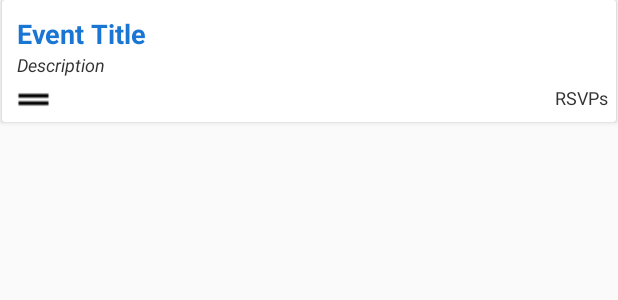
After one commit to maxamillion32/android_meetUpList, an Android app: the layout event_list_item_drag.xml on its own in the app's theme, with its tools: preview values and no code run, on a phone screen of 412 x 824 dp. The commit adds this screen. Shown: the top 300 px of the screen. Run offline under Robolectric (Android 15) with nearby library versions, the phone set to English and light mode, and no system bars.

Commit message:
Update RecyclerView with drag and drop interface

```diff
--- a/app/src/main/java/com/epicodus/meetuplist/ui/SavedEventListActivity.java
+++ b/app/src/main/java/com/epicodus/meetuplist/ui/SavedEventListActivity.java
@@ -44,7 +44,7 @@ public class SavedEventListActivity extends AppCompatActivity {
 
     private void setUpFirebaseAdapter() {
         mFirebaseAdapter = new FirebaseRecyclerAdapter<Meetup, FirebaseEventViewHolder>
-                (Meetup.class, R.layout.event_list_item, FirebaseEventViewHolder.class,
+                (Meetup.class, R.layout.event_list_item_drag, FirebaseEventViewHolder.class,
                         mEventReference) {
 
             @Override
--- /dev/null
+++ b/app/src/main/java/com/epicodus/meetuplist/util/ItemTouchHelperAdapter.java
@@ -0,0 +1,9 @@
+package com.epicodus.meetuplist.util;
+
+/**
+ * Created by Guest on 7/18/16.
+ */
+public interface ItemTouchHelperAdapter {
+    boolean onItemMove(int fromPosition, int toPosition);
+    void onItemDismiss(int position);
+}
--- /dev/null
+++ b/app/src/main/java/com/epicodus/meetuplist/util/OnStartDragListener.java
@@ -0,0 +1,10 @@
+package com.epicodus.meetuplist.util;
+
+import android.support.v7.widget.RecyclerView;
+
+/**
+ * Created by Guest on 7/18/16.
+ */
+public interface OnStartDragListener {
+    void onStartDrag(RecyclerView.ViewHolder viewHolder);
+}
--- /dev/null
+++ b/app/src/main/java/com/epicodus/meetuplist/util/SimpleItemTouchHelperCallback.java
@@ -0,0 +1,68 @@
+package com.epicodus.meetuplist.util;
+
+import android.support.v7.widget.RecyclerView;
+import android.support.v7.widget.helper.ItemTouchHelper;
+
+/**
+ * Created by Guest on 7/18/16.
+ */
+public class SimpleItemTouchHelperCallback extends ItemTouchHelper.Callback {
+    private final ItemTouchHelperAdapter mAdapter;
+
+    //  This constructor takes an ItemTouchHelperAdapter parameter. When implemented in
+    //  FirebaseRestaurantListAdapter, the ItemTouchHelperAdapter instance will pass the gesture event back to the
+    //  Firebase adapter where we will define what occurs when an item is moved or dismissed.
+
+    public SimpleItemTouchHelperCallback(ItemTouchHelperAdapter adapter) {
+        mAdapter = adapter;
+    }
+
+    //  The method below informs the ItemTouchHelperAdapter that drag gestures are enabled.
+    //  We could also disable drag gestures by returning 'false'.
+
+    @Override
+    public boolean isLongPressDragEnabled() {
+        return true;
+    }
+
+    //  The method below informs the ItemTouchHelperAdapter that swipe gestures are enabled.
+    //  We could also disable them by returning 'false'.
+
+    @Override
+    public boolean isItemViewSwipeEnabled() {
+        return true;
+    }
+
+    //  getMovementFlags informs the ItemTouchHelper which movement directions are supported.
+    // For example, when a user drags a list item, they press 'Down' to begin the drag and lift their finger, 'Up',  to end the drag.
+
+    @Override
+    public int getMovementFlags(RecyclerView recyclerView, RecyclerView.ViewHolder viewHolder) {
+        final int dragFlags = ItemTouchHelper.UP | ItemTouchHelper.DOWN;
+        final int swipeFlags = ItemTouchHelper.START | ItemTouchHelper.END;
+        return makeMovementFlags(dragFlags, swipeFlags);
+    }
+
+    //  The method below notifies the adapter that an item has moved.
+    //  This triggers the onItemMove override in our Firebase adapter,
+    //  which will eventually handle updating the restaurants ArrayList to reflect the item's new position.
+
+    @Override
+    public boolean onMove(RecyclerView recyclerView, RecyclerView.ViewHolder source,
+                          RecyclerView.ViewHolder target) {
+        if (source.getItemViewType() != target.getItemViewType()) {
+            return false;
+        }
+        mAdapter.onItemMove(source.getAdapterPosition(), target.getAdapterPosition());
+        return true;
+    }
+
+    //  The method below notifies the adapter that an item was dismissed.
+    //  This triggers the onItemDismiss override in our Firebase adapter
+    //  which will eventually handle deleting this item from the user's "Saved Restaurants" in Firebase.
+
+    @Override
+    public void onSwiped(RecyclerView.ViewHolder viewHolder, int i) {
+        mAdapter.onItemDismiss(viewHolder.getAdapterPosition());
+    }
+}
--- /dev/null
+++ b/app/src/main/res/layout/event_list_item_drag.xml
@@ -0,0 +1,79 @@
+<?xml version="1.0" encoding="utf-8"?>
+
+<android.support.v7.widget.CardView xmlns:android="http://schemas.android.com/apk/res/android"
+    android:id="@+id/card_view"
+    android:layout_width="match_parent"
+    android:layout_height="wrap_content"
+    android:layout_marginBottom="8dp"
+    android:layout_marginLeft="1dp"
+    android:layout_marginRight="1dp"
+    android:background="#C5CAE9"
+    android:foreground="?attr/selectableItemBackground"
+    android:theme="@style/ThemeOverlay.AppCompat.Dark.ActionBar">
+
+    <RelativeLayout
+        android:layout_width="match_parent"
+        android:layout_height="match_parent">
+
+        <TextView
+            android:layout_width="wrap_content"
+            android:layout_height="wrap_content"
+            android:id="@+id/eventTitleTextView"
+            android:textSize="18dp"
+            android:textStyle="bold"
+            android:text="Event Title"
+            android:textColor="@color/colorPrimary"
+            android:layout_gravity="left"
+            android:layout_alignParentTop="true"
+            android:layout_marginLeft="10dp"
+            android:layout_marginTop="10dp"
+            />
+
+        <TextView
+            android:layout_width="wrap_content"
+            android:layout_height="wrap_content"
+            android:text="Description"
+            android:id="@+id/descriptionTextView"
+            android:textStyle="italic"
+            android:layout_gravity="right"
+            android:layout_below="@+id/eventTitleTextView"
+            android:layout_marginLeft="10dp"
+            android:layout_marginRight="10dp"
+            android:textSize="12sp"
+            android:textColor="#333"
+            />
+
+        <TextView
+            android:layout_width="wrap_content"
+            android:layout_height="wrap_content"
+            android:text="RSVPs"
+            android:id="@+id/rsvpTextView"
+            android:layout_below="@+id/descriptionTextView"
+            android:layout_alignParentRight="true"
+            android:layout_alignParentEnd="true"
+            android:layout_marginTop="5dp"
+            android:layout_marginRight="5dp"
+            android:textSize="12sp"
+            android:textColor="#333"
+            android:paddingBottom="5dp"
+            />
+
+        <ImageView
+            android:id="@+id/dragIcon"
+            android:layout_width="30dp"
+            android:layout_height="30dp"
+            android:layout_below="@+id/descriptionTextView"
+            android:layout_marginLeft="6dp"
+            android:gravity="bottom|left"
+            android:src="@drawable/ic_drag_handle_black_24dp"/>
+
+        <View
+            android:layout_width="match_parent"
+            android:layout_height="0px"
+            android:id="@+id/movieDivider"
+            android:layout_marginLeft="5dp"
+            android:layout_marginRight="5dp"
+            android:background="#ccc"/>
+
+    </RelativeLayout>
+</android.support.v7.widget.CardView>
```
Also changed, not shown: app/src/main/res/drawable/drawable-hdpi/ic_drag_handle_black_24dp.png (added), app/src/main/res/drawable/drawable-mdpi/ic_drag_handle_black_24dp.png (added), app/src/main/res/drawable/drawable-xhdpi/ic_drag_handle_black_24dp.png (added), app/src/main/res/drawable/drawable-xxhdpi/ic_drag_handle_black_24dp.png (added), app/src/main/res/drawable/drawable-xxxhdpi/ic_drag_handle_black_24dp.png (added), app/src/main/res/drawable/ic_drag_handle_black_24dp.png (added).
